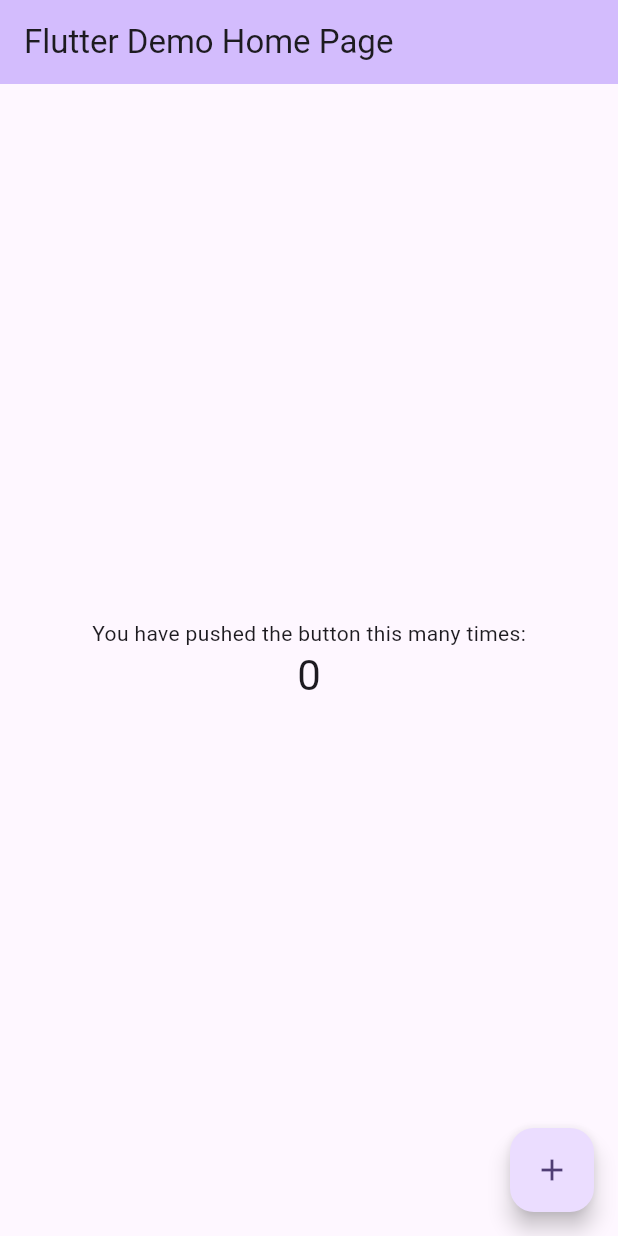
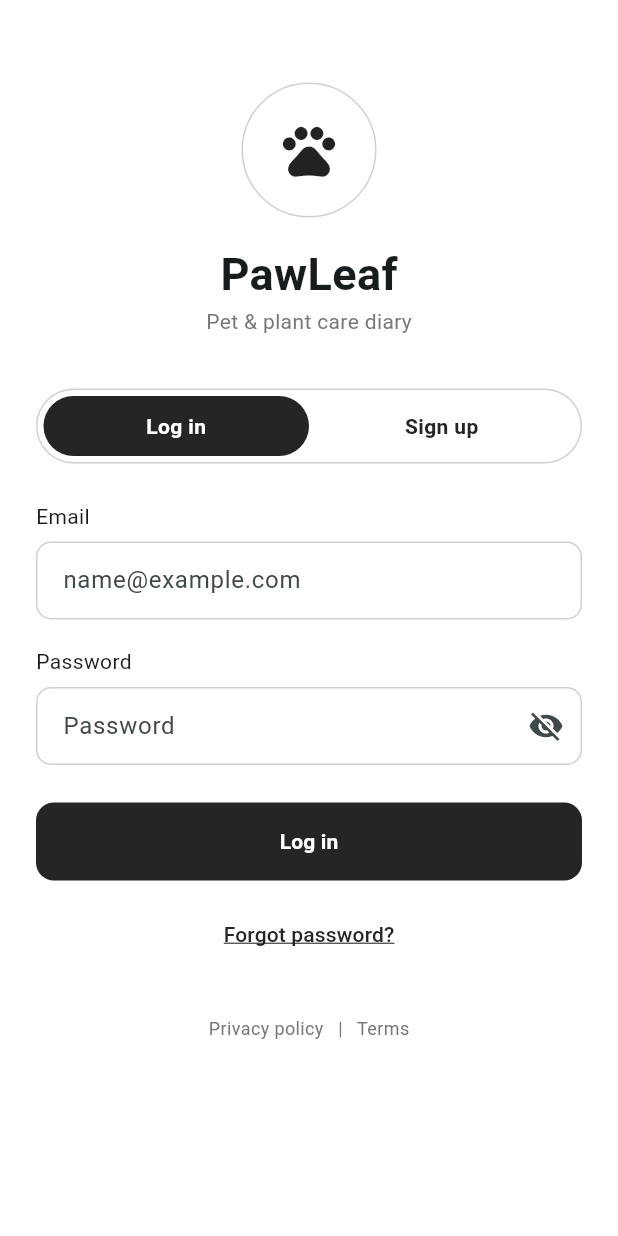
Before and after one commit to AMAN-X12/paw-leaf, a Flutter app: the screen it shows after launch, on a phone screen of 412 x 824 dp. Run offline on Flutter 3.47's test engine with Material 3 defaults, Android fonts, the phone set to English and light mode, and no system bars; our stand-ins replace go_router.

Commit message:
added home and login/sign-up screen

```diff
--- a/lib/app/router.dart
+++ b/lib/app/router.dart
@@ -0,0 +1,20 @@
+
+import 'package:go_router/go_router.dart';
+
+import '../presentation/screens/login_screen.dart';
+import '../presentation/screens/home_screen.dart';
+
+final appRouter = GoRouter(
+  initialLocation: '/login',
+  routes: [
+    GoRoute(
+      path: '/login',
+      builder: (context, state) => const LoginScreen(),
+    ),
+
+    GoRoute(
+      path: '/home',
+      builder: (context, state) => const HomeScreen(),
+    ),
+  ],
+);
--- a/lib/main.dart
+++ b/lib/main.dart
@@ -1,122 +1,23 @@
+
 import 'package:flutter/material.dart';
 
+import 'app/theme.dart';
+import 'app/router.dart';
+
 void main() {
-  runApp(const MyApp());
+  runApp(const PawLeafApp());
 }
 
-class MyApp extends StatelessWidget {
-  const MyApp({super.key});
+class PawLeafApp extends StatelessWidget {
+  const PawLeafApp({super.key});
 
-  // This widget is the root of your application.
   @override
   Widget build(BuildContext context) {
-    return MaterialApp(
-      title: 'Flutter Demo',
-      theme: ThemeData(
-        // This is the theme of your application.
-        //
-        // TRY THIS: Try running your application with "flutter run". You'll see
-        // the application has a purple toolbar. Then, without quitting the app,
-        // try changing the seedColor in the colorScheme below to Colors.green
-        // and then invoke "hot reload" (save your changes or press the "hot
-        // reload" button in a Flutter-supported IDE, or press "r" if you used
-        // the command line to start the app).
-        //
-        // Notice that the counter didn't reset back to zero; the application
-        // state is not lost during the reload. To reset the state, use hot
-        // restart instead.
-        //
-        // This works for code too, not just values: Most code changes can be
-        // tested with just a hot reload.
-        colorScheme: .fromSeed(seedColor: Colors.deepPurple),
-      ),
-      home: const MyHomePage(title: 'Flutter Demo Home Page'),
+    return MaterialApp.router(
+      title: 'PawLeaf',
+      debugShowCheckedModeBanner: false,
+      theme: appTheme,
+      routerConfig: appRouter,
     );
   }
 }
-
-class MyHomePage extends StatefulWidget {
-  const MyHomePage({super.key, required this.title});
-
-  // This widget is the home page of your application. It is stateful, meaning
-  // that it has a State object (defined below) that contains fields that affect
-  // how it looks.
-
-  // This class is the configuration for the state. It holds the values (in this
-  // case the title) provided by the parent (in this case the App widget) and
-  // used by the build method of the State. Fields in a Widget subclass are
-  // always marked "final".
-
-  final String title;
-
-  @override
-  State<MyHomePage> createState() => _MyHomePageState();
-}
-
-class _MyHomePageState extends State<MyHomePage> {
-  int _counter = 0;
-
-  void _incrementCounter() {
-    setState(() {
-      // This call to setState tells the Flutter framework that something has
-      // changed in this State, which causes it to rerun the build method below
-      // so that the display can reflect the updated values. If we changed
-      // _counter without calling setState(), then the build method would not be
-      // called again, and so nothing would appear to happen.
-      _counter++;
-    });
-  }
-
-  @override
-  Widget build(BuildContext context) {
-    // This method is rerun every time setState is called, for instance as done
-    // by the _incrementCounter method above.
-    //
-    // The Flutter framework has been optimized to make rerunning build methods
-    // fast, so that you can just rebuild anything that needs updating rather
-    // than having to individually change instances of widgets.
-    return Scaffold(
-      appBar: AppBar(
-        // TRY THIS: Try changing the color here to a specific color (to
-        // Colors.amber, perhaps?) and trigger a hot reload to see the AppBar
-        // change color while the other colors stay the same.
-        backgroundColor: Theme.of(context).colorScheme.inversePrimary,
-        // Here we take the value from the MyHomePage object that was created by
-        // the App.build method, and use it to set our appbar title.
-        title: Text(widget.title),
-      ),
-      body: Center(
-        // Center is a layout widget. It takes a single child and positions it
-        // in the middle of the parent.
-        child: Column(
-          // Column is also a layout widget. It takes a list of children and
-          // arranges them vertically. By default, it sizes itself to fit its
-          // children horizontally, and tries to be as tall as its parent.
-          //
-          // Column has various properties to control how it sizes itself and
-          // how it positions its children. Here we use mainAxisAlignment to
-          // center the children vertically; the main axis here is the vertical
-          // axis because Columns are vertical (the cross axis would be
-          // horizontal).
-          //
-          // TRY THIS: Invoke "debug painting" (choose the "Toggle Debug Paint"
-          // action in the IDE, or press "p" in the console), to see the
-          // wireframe for each widget.
-          mainAxisAlignment: .center,
-          children: [
-            const Text('You have pushed the button this many times:'),
-            Text(
-              '$_counter',
-              style: Theme.of(context).textTheme.headlineMedium,
-            ),
-          ],
-        ),
-      ),
-      floatingActionButton: FloatingActionButton(
-        onPressed: _incrementCounter,
-        tooltip: 'Increment',
-        child: const Icon(Icons.add),
-      ),
-    );
-  }
-}
--- /dev/null
+++ b/lib/presentation/screens/login_screen.dart
@@ -0,0 +1,235 @@
+
+import 'package:flutter/material.dart';
+import 'package:go_router/go_router.dart';
+
+import '../../app/theme.dart';
+import '../widgets/primary_button.dart';
+
+class LoginScreen extends StatefulWidget {
+  const LoginScreen({super.key});
+
+  @override
+  State<LoginScreen> createState() => _LoginScreenState();
+}
+
+class _LoginScreenState extends State<LoginScreen> {
+  bool isLogin = true;
+  bool hidePassword = true;
+
+  final emailController = TextEditingController();
+  final passwordController = TextEditingController();
+
+  @override
+  void dispose() {
+    emailController.dispose();
+    passwordController.dispose();
+    super.dispose();
+  }
+
+  void submit() {
+    if (emailController.text.trim().isEmpty ||
+        passwordController.text.isEmpty) {
+      ScaffoldMessenger.of(context).showSnackBar(
+        const SnackBar(content: Text('Please enter email and password')),
+      );
+      return;
+    }
+
+    // Temporary navigation. Firebase authentication comes later.
+    context.go('/home');
+  }
+
+  @override
+  Widget build(BuildContext context) {
+    return Scaffold(
+      body: SafeArea(
+        child: LayoutBuilder(
+          builder: (context, constraints) {
+            return SingleChildScrollView(
+              padding: const EdgeInsets.symmetric(horizontal: 24),
+              child: ConstrainedBox(
+                constraints: BoxConstraints(
+                  minHeight: constraints.maxHeight,
+                ),
+                child: Column(
+                  children: [
+                    const SizedBox(height: 55),
+
+                    // Logo
+                    Container(
+                      height: 90,
+                      width: 90,
+                      decoration: BoxDecoration(
+                        shape: BoxShape.circle,
+                        border: Border.all(
+                          color: AppColors.border,
+                          style: BorderStyle.solid,
+                        ),
+                      ),
+                      child: const Icon(
+                        Icons.pets,
+                        size: 42,
+                      ),
+                    ),
+
+                    const SizedBox(height: 16),
+
+                    const Text(
+                      'PawLeaf',
+                      style: TextStyle(
+                        fontSize: 30,
+                        fontWeight: FontWeight.bold,
+                      ),
+                    ),
+
+                    const Text(
+                      'Pet & plant care diary',
+                      style: TextStyle(
+                        color: AppColors.secondaryText,
+                      ),
+                    ),
+
+                    const SizedBox(height: 35),
+
+                    // Login / Sign Up selector
+                    Container(
+                      padding: const EdgeInsets.all(4),
+                      decoration: BoxDecoration(
+                        border: Border.all(
+                          color: AppColors.border,
+                        ),
+                        borderRadius: BorderRadius.circular(30),
+                      ),
+                      child: Row(
+                        children: [
+                          tabButton('Log in', true),
+                          tabButton('Sign up', false),
+                        ],
+                      ),
+                    ),
+
+                    const SizedBox(height: 25),
+
+                    // Email
+                    const Align(
+                      alignment: Alignment.centerLeft,
+                      child: Text('Email'),
+                    ),
+
+                    const SizedBox(height: 7),
+
+                    TextField(
+                      controller: emailController,
+                      keyboardType: TextInputType.emailAddress,
+                      decoration: const InputDecoration(
+                        hintText: 'name@example.com',
+                      ),
+                    ),
+
+                    const SizedBox(height: 18),
+
+                    // Password
+                    const Align(
+                      alignment: Alignment.centerLeft,
+                      child: Text('Password'),
+                    ),
+
+                    const SizedBox(height: 7),
+
+                    TextField(
+                      controller: passwordController,
+                      obscureText: hidePassword,
+                      decoration: InputDecoration(
+                        hintText: 'Password',
+                        suffixIcon: IconButton(
+                          onPressed: () {
+                            setState(() {
+                              hidePassword = !hidePassword;
+                            });
+                          },
+                          icon: Icon(
+                            hidePassword
+                                ? Icons.visibility_off
+                                : Icons.visibility,
+                          ),
+                        ),
+                      ),
+                    ),
+
+                    const SizedBox(height: 25),
+
+                    PrimaryButton(
+                      label: isLogin ? 'Log in' : 'Sign up',
+                      onPressed: submit,
+                    ),
+
+                    const SizedBox(height: 12),
+
+                    if (isLogin)
+                      TextButton(
+                        onPressed: () {
+                          ScaffoldMessenger.of(context).showSnackBar(
+                            const SnackBar(
+                              content: Text('Password reset coming later'),
+                            ),
+                          );
+                        },
+                        child: const Text(
+                          'Forgot password?',
+                          style: TextStyle(
+                            color: AppColors.primary,
+                            decoration: TextDecoration.underline,
+                          ),
+                        ),
+                      ),
+
+                    const SizedBox(height: 30),
+
+                    const Text(
+                      'Privacy policy   |   Terms',
+                      style: TextStyle(
+                        fontSize: 12,
+                        color: AppColors.secondaryText,
+                      ),
+                    ),
+
+                    const SizedBox(height: 25),
+                  ],
+                ),
+              ),
+            );
+          },
+        ),
+      ),
+    );
+  }
+
+  Widget tabButton(String text, bool loginTab) {
+    final selected = isLogin == loginTab;
+
+    return Expanded(
+      child: GestureDetector(
+        onTap: () {
+          setState(() {
+            isLogin = loginTab;
+          });
+        },
+        child: Container(
+          padding: const EdgeInsets.symmetric(vertical: 10),
+          decoration: BoxDecoration(
+            color: selected ? AppColors.primary : Colors.transparent,
+            borderRadius: BorderRadius.circular(25),
+          ),
+          child: Text(
+            text,
+            textAlign: TextAlign.center,
+            style: TextStyle(
+              color: selected ? Colors.white : AppColors.primary,
+              fontWeight: FontWeight.w600,
+            ),
+          ),
+        ),
+      ),
+    );
+  }
+}
```
Also changed, not shown: lib/presentation/screens/home_screen.dart (added, +247 -0 lines), 1 other file.
